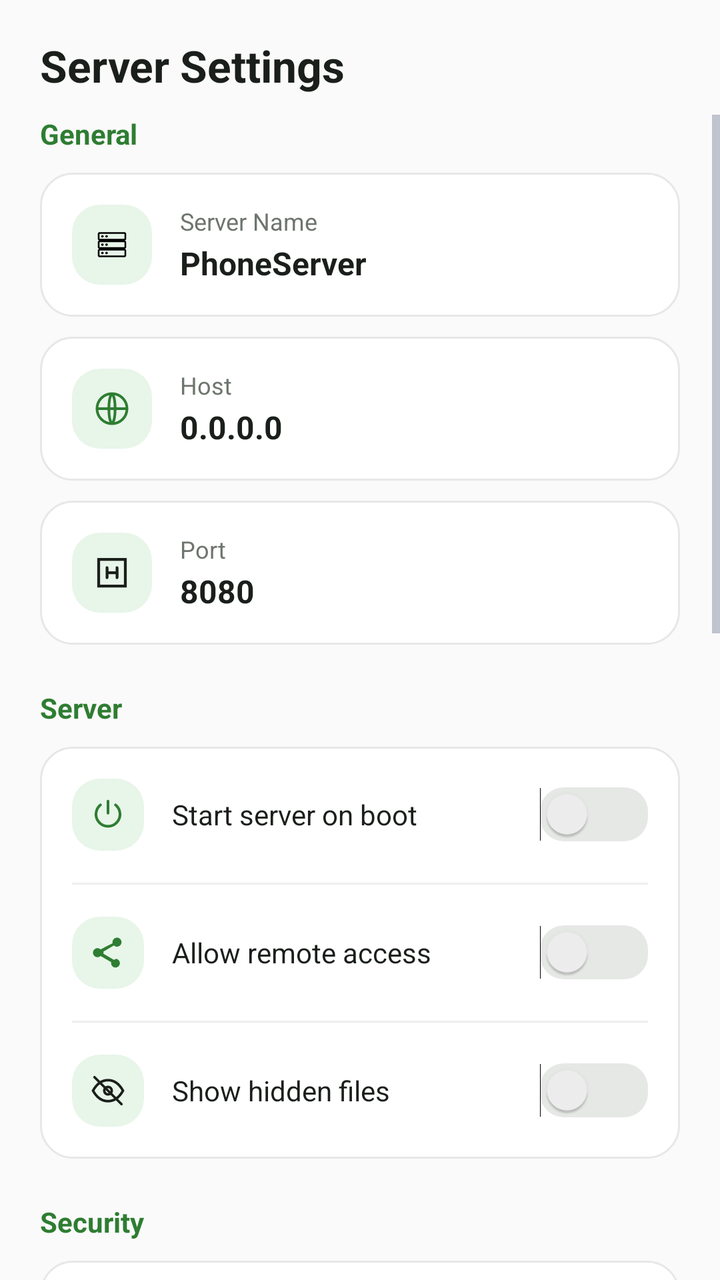
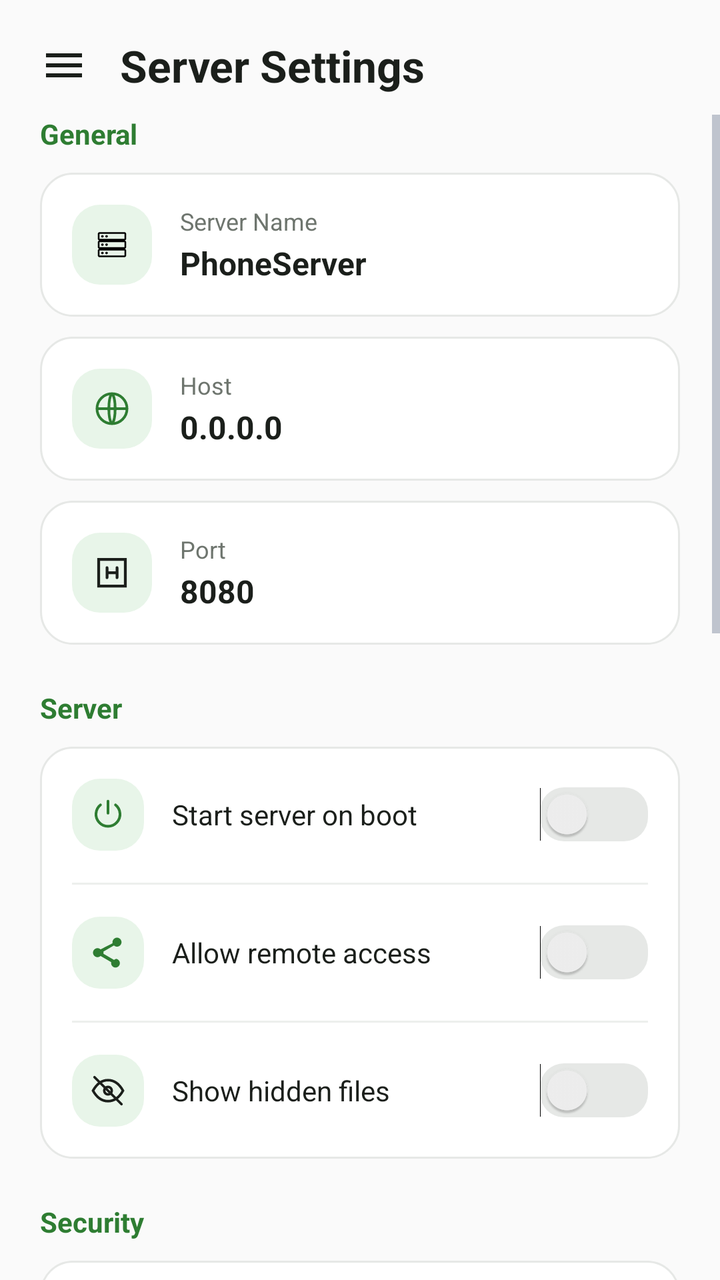

Before-and-after screenshots of an Android layout around one commit, followed by the original layout XML and the change that was made.
<!-- AndroidManifest.xml: application theme Theme.PhoneServer -->
<!-- res/layout/fragment_settings.xml -->
<?xml version="1.0" encoding="utf-8"?>
<LinearLayout xmlns:android="http://schemas.android.com/apk/res/android"
    android:layout_width="match_parent"
    android:layout_height="match_parent"
    android:orientation="vertical"
    android:background="@color/home_bg">

    <TextView
        android:layout_width="wrap_content"
        android:layout_height="wrap_content"
        android:text="Server Settings"
        android:textColor="@color/home_text_primary"
        android:textSize="22sp"
        android:textStyle="bold"
        android:paddingStart="20dp"
        android:paddingEnd="20dp"
        android:paddingTop="18dp"
        android:paddingBottom="10dp" />

    <ScrollView
        android:layout_width="match_parent"
        android:layout_height="0dp"
        android:layout_weight="1"
        android:fillViewport="true">

        <LinearLayout
            android:layout_width="match_parent"
            android:layout_height="wrap_content"
            android:orientation="vertical"
            android:paddingStart="20dp"
            android:paddingEnd="20dp"
            android:paddingBottom="30dp">

            
            <TextView
                android:layout_width="wrap_content"
                android:layout_height="wrap_content"
                android:text="General"
                android:textColor="@color/home_accent"
                android:textSize="14sp"
                android:textStyle="bold"
                android:layout_marginBottom="10dp" />

            <LinearLayout
                android:layout_width="match_parent"
                android:layout_height="wrap_content"
                android:orientation="horizontal"
                android:gravity="center_vertical"
                android:background="@drawable/bg_home_card"
                android:padding="16dp"
                android:layout_marginBottom="10dp">
                <FrameLayout android:layout_width="40dp" android:layout_height="40dp" android:background="@drawable/bg_home_icon_circle">
                    <ImageView android:layout_width="20dp" android:layout_height="20dp" android:layout_gravity="center" android:src="@drawable/ic_server_stack" />
                </FrameLayout>
                <LinearLayout android:layout_width="0dp" android:layout_height="wrap_content" android:layout_weight="1" android:orientation="vertical" android:layout_marginStart="14dp">
                    <TextView android:layout_width="wrap_content" android:layout_height="wrap_content" android:text="Server Name" android:textColor="@color/home_text_secondary" android:textSize="12sp" />
                    <TextView android:id="@+id/server_name_value" android:layout_width="wrap_content" android:layout_height="wrap_content" android:text="PhoneServer" android:textColor="@color/home_text_primary" android:textSize="16sp" android:textStyle="bold" android:layout_marginTop="2dp" />
                </LinearLayout>
            </LinearLayout>

            <LinearLayout
                android:layout_width="match_parent"
                android:layout_height="wrap_content"
                android:orientation="horizontal"
                android:gravity="center_vertical"
                android:background="@drawable/bg_home_card"
                android:padding="16dp"
                android:layout_marginBottom="10dp">
                <FrameLayout android:layout_width="40dp" android:layout_height="40dp" android:background="@drawable/bg_home_icon_circle">
                    <ImageView android:layout_width="20dp" android:layout_height="20dp" android:layout_gravity="center" android:src="@drawable/ic_globe" />
                </FrameLayout>
                <LinearLayout android:layout_width="0dp" android:layout_height="wrap_content" android:layout_weight="1" android:orientation="vertical" android:layout_marginStart="14dp">
                    <TextView android:layout_width="wrap_content" android:layout_height="wrap_content" android:text="Host" android:textColor="@color/home_text_secondary" android:textSize="12sp" />
                    <TextView android:id="@+id/host_value" android:layout_width="wrap_content" android:layout_height="wrap_content" android:text="0.0.0.0" android:textColor="@color/home_text_primary" android:textSize="16sp" android:textStyle="bold" android:layout_marginTop="2dp" />
                </LinearLayout>
            </LinearLayout>

            <LinearLayout
                android:layout_width="match_parent"
                android:layout_height="wrap_content"
                android:orientation="horizontal"
                android:gravity="center_vertical"
                android:background="@drawable/bg_home_card"
                android:padding="16dp"
                android:layout_marginBottom="22dp">
                <FrameLayout android:layout_width="40dp" android:layout_height="40dp" android:background="@drawable/bg_home_icon_circle">
                    <ImageView android:layout_width="20dp" android:layout_height="20dp" android:layout_gravity="center" android:src="@drawable/ic_port" />
                </FrameLayout>
                <LinearLayout android:layout_width="0dp" android:layout_height="wrap_content" android:layout_weight="1" android:orientation="vertical" android:layout_marginStart="14dp">
                    <TextView android:layout_width="wrap_content" android:layout_height="wrap_content" android:text="Port" android:textColor="@color/home_text_secondary" android:textSize="12sp" />
                    <TextView android:id="@+id/port_value" android:layout_width="wrap_content" android:layout_height="wrap_content" android:text="8080" android:textColor="@color/home_text_primary" android:textSize="16sp" android:textStyle="bold" android:layout_marginTop="2dp" />
                </LinearLayout>
            </LinearLayout>

            
            <TextView
                android:layout_width="wrap_content"
                android:layout_height="wrap_content"
                android:text="Server"
                android:textColor="@color/home_accent"
                android:textSize="14sp"
                android:textStyle="bold"
                android:layout_marginBottom="10dp" />

            <LinearLayout
                android:layout_width="match_parent"
                android:layout_height="wrap_content"
                android:orientation="vertical"
                android:background="@drawable/bg_home_card"
                android:layout_marginBottom="22dp">

                <LinearLayout android:layout_width="match_parent" android:layout_height="wrap_content" android:orientation="horizontal" android:gravity="center_vertical" android:padding="16dp">
                    <FrameLayout android:layout_width="36dp" android:layout_height="36dp" android:background="@drawable/bg_home_icon_circle">
                        <ImageView android:layout_width="18dp" android:layout_height="18dp" android:layout_gravity="center" android:src="@drawable/ic_power" />
                    </FrameLayout>
                    <TextView android:layout_width="0dp" android:layout_height="wrap_content" android:layout_weight="1" android:text="Start server on boot" android:textColor="@color/home_text_primary" android:textSize="14sp" android:layout_marginStart="14dp" />
                    <Switch android:id="@+id/switch_start_on_boot" android:layout_width="wrap_content" android:layout_height="wrap_content" android:track="@drawable/switch_track" />
                </LinearLayout>

                <View android:layout_width="match_parent" android:layout_height="1dp" android:background="@color/home_divider" android:layout_marginStart="16dp" android:layout_marginEnd="16dp" />

                <LinearLayout android:layout_width="match_parent" android:layout_height="wrap_content" android:orientation="horizontal" android:gravity="center_vertical" android:padding="16dp">
                    <FrameLayout android:layout_width="36dp" android:layout_height="36dp" android:background="@drawable/bg_home_icon_circle">
                        <ImageView android:layout_width="18dp" android:layout_height="18dp" android:layout_gravity="center" android:src="@drawable/ic_share" />
                    </FrameLayout>
                    <TextView android:layout_width="0dp" android:layout_height="wrap_content" android:layout_weight="1" android:text="Allow remote access" android:textColor="@color/home_text_primary" android:textSize="14sp" android:layout_marginStart="14dp" />
                    <Switch android:id="@+id/switch_remote_access" android:layout_width="wrap_content" android:layout_height="wrap_content" android:track="@drawable/switch_track" />
                </LinearLayout>

                <View android:layout_width="match_parent" android:layout_height="1dp" android:background="@color/home_divider" android:layout_marginStart="16dp" android:layout_marginEnd="16dp" />

                <LinearLayout android:layout_width="match_parent" android:layout_height="wrap_content" android:orientation="horizontal" android:gravity="center_vertical" android:padding="16dp">
                    <FrameLayout android:layout_width="36dp" android:layout_height="36dp" android:background="@drawable/bg_home_icon_circle">
                        <ImageView android:layout_width="18dp" android:layout_height="18dp" android:layout_gravity="center" android:src="@drawable/ic_eye_off" />
                    </FrameLayout>
                    <TextView android:layout_width="0dp" android:layout_height="wrap_content" android:layout_weight="1" android:text="Show hidden files" android:textColor="@color/home_text_primary" android:textSize="14sp" android:layout_marginStart="14dp" />
                    <Switch android:id="@+id/switch_hidden_files" android:layout_width="wrap_content" android:layout_height="wrap_content" android:track="@drawable/switch_track" />
                </LinearLayout>
            </LinearLayout>

            
            <TextView
                android:layout_width="wrap_content"
                android:layout_height="wrap_content"
                android:text="Security"
                android:textColor="@color/home_accent"
                android:textSize="14sp"
                android:textStyle="bold"
                android:layout_marginBottom="10dp" />

            <LinearLayout
                android:layout_width="match_parent"
                android:layout_height="wrap_content"
                android:orientation="vertical"
                android:background="@drawable/bg_home_card"
                android:layout_marginBottom="22dp">

                <LinearLayout android:id="@+id/row_authentication" android:layout_width="match_parent" android:layout_height="wrap_content" android:orientation="horizontal" android:gravity="center_vertical" android:padding="16dp">
                    <FrameLayout android:layout_width="36dp" android:layout_height="36dp" android:background="@drawable/bg_home_icon_circle">
                        <ImageView android:layout_width="18dp" android:layout_height="18dp" android:layout_gravity="center" android:src="@drawable/ic_shield" />
                    </FrameLayout>
                    <LinearLayout android:layout_width="0dp" android:layout_height="wrap_content" android:layout_weight="1" android:orientation="vertical" android:layout_marginStart="14dp">
                        <TextView android:layout_width="wrap_content" android:layout_height="wrap_content" android:text="Authentication" android:textColor="@color/home_text_primary" android:textSize="15sp" android:textStyle="bold" />
                        <TextView android:id="@+id/auth_subtitle" android:layout_width="wrap_content" android:layout_height="wrap_content" android:text="No password set" android:textColor="@color/home_text_secondary" android:textSize="12sp" android:layout_marginTop="1dp" />
                    </LinearLayout>
                    <ImageView android:layout_width="20dp" android:layout_height="20dp" android:src="@drawable/ic_chevron_right" />
                </LinearLayout>

                <View android:layout_width="match_parent" android:layout_height="1dp" android:background="@color/home_divider" android:layout_marginStart="16dp" android:layout_marginEnd="16dp" />

                <LinearLayout android:id="@+id/row_edit_accounts" android:layout_width="match_parent" android:layout_height="wrap_content" android:orientation="horizontal" android:gravity="center_vertical" android:padding="16dp">
                    <FrameLayout android:layout_width="36dp" android:layout_height="36dp" android:background="@drawable/bg_home_icon_circle">
                        <ImageView android:layout_width="18dp" android:layout_height="18dp" android:layout_gravity="center" android:src="@drawable/ic_person" />
                    </FrameLayout>
                    <LinearLayout android:layout_width="0dp" android:layout_height="wrap_content" android:layout_weight="1" android:orientation="vertical" android:layout_marginStart="14dp">
                        <TextView android:layout_width="wrap_content" android:layout_height="wrap_content" android:text="Edit accounts" android:textColor="@color/home_text_primary" android:textSize="15sp" android:textStyle="bold" />
                        <TextView android:layout_width="wrap_content" android:layout_height="wrap_content" android:text="This device supports one shared account" android:textColor="@color/home_text_secondary" android:textSize="12sp" android:layout_marginTop="1dp" />
                    </LinearLayout>
                    <ImageView android:layout_width="20dp" android:layout_height="20dp" android:src="@drawable/ic_chevron_right" />
                </LinearLayout>
            </LinearLayout>

            
            <TextView
                android:layout_width="wrap_content"
                android:layout_height="wrap_content"
                android:text="Permissions"
                android:textColor="@color/home_accent"
                android:textSize="14sp"
                android:textStyle="bold"
                android:layout_marginBottom="10dp" />

            <LinearLayout
                android:layout_width="match_parent"
                android:layout_height="wrap_content"
                android:orientation="vertical"
                android:background="@drawable/bg_home_card"
                android:layout_marginBottom="22dp">

                <LinearLayout android:id="@+id/row_storage_permission" android:layout_width="match_parent" android:layout_height="wrap_content" android:orientation="horizontal" android:gravity="center_vertical" android:padding="16dp">
                    <FrameLayout android:layout_width="36dp" android:layout_height="36dp" android:background="@drawable/bg_home_icon_circle">
                        <ImageView android:layout_width="18dp" android:layout_height="18dp" android:layout_gravity="center" android:src="@drawable/ic_folder" />
                    </FrameLayout>
                    <LinearLayout android:layout_width="0dp" android:layout_height="wrap_content" android:layout_weight="1" android:orientation="vertical" android:layout_marginStart="14dp">
                        <TextView android:layout_width="wrap_content" android:layout_height="wrap_content" android:text="Storage Access" android:textColor="@color/home_text_primary" android:textSize="15sp" android:textStyle="bold" />
                        <TextView android:layout_width="wrap_content" android:layout_height="wrap_content" android:text="Read, write and delete files" android:textColor="@color/home_text_secondary" android:textSize="12sp" android:layout_marginTop="1dp" />
                    </LinearLayout>
                    <ImageView android:id="@+id/storage_status_icon" android:layout_width="22dp" android:layout_height="22dp" android:src="@drawable/ic_minus_circle" />
                </LinearLayout>

                <View android:layout_width="match_parent" android:layout_height="1dp" android:background="@color/home_divider" android:layout_marginStart="16dp" android:layout_marginEnd="16dp" />

                <LinearLayout android:layout_width="match_parent" android:layout_height="wrap_content" android:orientation="horizontal" android:gravity="center_vertical" android:padding="16dp">
                    <FrameLayout android:layout_width="36dp" android:layout_height="36dp" android:background="@drawable/bg_home_icon_circle">
                        <ImageView android:layout_width="18dp" android:layout_height="18dp" android:layout_gravity="center" android:src="@drawable/ic_wifi" />
                    </FrameLayout>
                    <LinearLayout android:layout_width="0dp" android:layout_height="wrap_content" android:layout_weight="1" android:orientation="vertical" android:layout_marginStart="14dp">
                        <TextView android:layout_width="wrap_content" android:layout_height="wrap_content" android:text="Network Access" android:textColor="@color/home_text_primary" android:textSize="15sp" android:textStyle="bold" />
                        <TextView android:layout_width="wrap_content" android:layout_height="wrap_content" android:text="Allow incoming and outgoing connections" android:textColor="@color/home_text_secondary" android:textSize="12sp" android:layout_marginTop="1dp" />
                    </LinearLayout>
                    <ImageView android:layout_width="22dp" android:layout_height="22dp" android:src="@drawable/ic_check_circle" />
                </LinearLayout>

                <View android:layout_width="match_parent" android:layout_height="1dp" android:background="@color/home_divider" android:layout_marginStart="16dp" android:layout_marginEnd="16dp" />

                <LinearLayout android:layout_width="match_parent" android:layout_height="wrap_content" android:orientation="horizontal" android:gravity="center_vertical" android:padding="16dp">
                    <FrameLayout android:layout_width="36dp" android:layout_height="36dp" android:background="@drawable/bg_home_icon_circle">
                        <ImageView android:layout_width="18dp" android:layout_height="18dp" android:layout_gravity="center" android:src="@drawable/ic_power" />
                    </FrameLayout>
                    <LinearLayout android:layout_width="0dp" android:layout_height="wrap_content" android:layout_weight="1" android:orientation="vertical" android:layout_marginStart="14dp">
                        <TextView android:layout_width="wrap_content" android:layout_height="wrap_content" android:text="Start on Boot" android:textColor="@color/home_text_primary" android:textSize="15sp" android:textStyle="bold" />
                        <TextView android:layout_width="wrap_content" android:layout_height="wrap_content" android:text="Run server automatically on device boot" android:textColor="@color/home_text_secondary" android:textSize="12sp" android:layout_marginTop="1dp" />
                    </LinearLayout>
                    <ImageView android:id="@+id/boot_status_icon" android:layout_width="22dp" android:layout_height="22dp" android:src="@drawable/ic_minus_circle" />
                </LinearLayout>

                <View android:layout_width="match_parent" android:layout_height="1dp" android:background="@color/home_divider" android:layout_marginStart="16dp" android:layout_marginEnd="16dp" />

                <LinearLayout android:id="@+id/row_notification_permission" android:layout_width="match_parent" android:layout_height="wrap_content" android:orientation="horizontal" android:gravity="center_vertical" android:padding="16dp">
                    <FrameLayout android:layout_width="36dp" android:layout_height="36dp" android:background="@drawable/bg_home_icon_circle">
                        <ImageView android:layout_width="18dp" android:layout_height="18dp" android:layout_gravity="center" android:src="@drawable/ic_bell" />
                    </FrameLayout>
                    <LinearLayout android:layout_width="0dp" android:layout_height="wrap_content" android:layout_weight="1" android:orientation="vertical" android:layout_marginStart="14dp">
                        <TextView android:layout_width="wrap_content" android:layout_height="wrap_content" android:text="Notifications" android:textColor="@color/home_text_primary" android:textSize="15sp" android:textStyle="bold" />
                        <TextView android:layout_width="wrap_content" android:layout_height="wrap_content" android:text="Show server status in notification" android:textColor="@color/home_text_secondary" android:textSize="12sp" android:layout_marginTop="1dp" />
                    </LinearLayout>
                    <ImageView android:id="@+id/notification_status_icon" android:layout_width="22dp" android:layout_height="22dp" android:src="@drawable/ic_minus_circle" />
                </LinearLayout>

                <View android:layout_width="match_parent" android:layout_height="1dp" android:background="@color/home_divider" android:layout_marginStart="16dp" android:layout_marginEnd="16dp" />

                <LinearLayout android:id="@+id/row_device_admin" android:layout_width="match_parent" android:layout_height="wrap_content" android:orientation="horizontal" android:gravity="center_vertical" android:padding="16dp">
                    <FrameLayout android:layout_width="36dp" android:layout_height="36dp" android:background="@drawable/bg_home_icon_circle">
                        <ImageView android:layout_width="18dp" android:layout_height="18dp" android:layout_gravity="center" android:src="@drawable/ic_device_admin" />
                    </FrameLayout>
                    <LinearLayout android:layout_width="0dp" android:layout_height="wrap_content" android:layout_weight="1" android:orientation="vertical" android:layout_marginStart="14dp">
                        <TextView android:layout_width="wrap_content" android:layout_height="wrap_content" android:text="Device Admin" android:textColor="@color/home_text_primary" android:textSize="15sp" android:textStyle="bold" />
                        <TextView android:layout_width="wrap_content" android:layout_height="wrap_content" android:text="Not used - PhoneServer doesn't need it" android:textColor="@color/home_text_secondary" android:textSize="12sp" android:layout_marginTop="1dp" />
                    </LinearLayout>
                    <ImageView android:layout_width="22dp" android:layout_height="22dp" android:src="@drawable/ic_minus_circle" />
                </LinearLayout>
            </LinearLayout>

            
            <TextView
                android:layout_width="wrap_content"
                android:layout_height="wrap_content"
                android:text="Advanced"
                android:textColor="@color/home_accent"
                android:textSize="14sp"
                android:textStyle="bold"
                android:layout_marginBottom="10dp" />

            <LinearLayout
                android:layout_width="match_parent"
                android:layout_height="wrap_content"
                android:orientation="vertical"
                android:background="@drawable/bg_home_card">

                <LinearLayout android:id="@+id/row_advanced_settings" android:layout_width="match_parent" android:layout_height="wrap_content" android:orientation="horizontal" android:gravity="center_vertical" android:padding="16dp">
                    <FrameLayout android:layout_width="36dp" android:layout_height="36dp" android:background="@drawable/bg_home_icon_circle">
                        <ImageView android:layout_width="18dp" android:layout_height="18dp" android:layout_gravity="center" android:src="@drawable/ic_settings_gear" />
                    </FrameLayout>
                    <LinearLayout android:layout_width="0dp" android:layout_height="wrap_content" android:layout_weight="1" android:orientation="vertical" android:layout_marginStart="14dp">
                        <TextView android:layout_width="wrap_content" android:layout_height="wrap_content" android:text="Advanced Settings" android:textColor="@color/home_text_primary" android:textSize="15sp" android:textStyle="bold" />
                        <TextView android:layout_width="wrap_content" android:layout_height="wrap_content" android:text="Clear cache and reset custom API endpoints" android:textColor="@color/home_text_secondary" android:textSize="12sp" android:layout_marginTop="1dp" />
                    </LinearLayout>
                    <ImageView android:layout_width="20dp" android:layout_height="20dp" android:src="@drawable/ic_chevron_right" />
                </LinearLayout>
            </LinearLayout>

        </LinearLayout>
    </ScrollView>

</LinearLayout>
<!-- resources referenced by this layout -->
<resources>
  <color name="home_accent">#2E7D32</color>
  <color name="home_bg">#FAFAFA</color>
  <color name="home_divider">#EDEFED</color>
  <color name="home_text_primary">#1B1F1B</color>
  <color name="home_text_secondary">#6E756E</color>
  <!-- drawable bg_home_card (drawable) -->
  <shape xmlns:android="http://schemas.android.com/apk/res/android">
      <solid android:color="@color/home_surface" />
      <corners android:radius="16dp" />
      <stroke android:width="1dp" android:color="@color/home_border" />
  </shape>
  <!-- drawable bg_home_icon_circle (drawable) -->
  <shape xmlns:android="http://schemas.android.com/apk/res/android">
      <solid android:color="@color/home_accent_light" />
      <corners android:radius="14dp" />
  </shape>
  <!-- drawable ic_check_circle (drawable) -->
  <vector xmlns:android="http://schemas.android.com/apk/res/android"
      android:width="22dp" android:height="22dp" android:viewportWidth="24" android:viewportHeight="24">
      <path android:fillColor="#2E7D32" android:pathData="M12,2a10,10 0,1 0,0 20,10 10,0 0,0 0,-20z"/>
      <path android:fillColor="#00000000" android:strokeColor="#FFFFFF" android:strokeWidth="2" android:strokeLineCap="round" android:strokeLineJoin="round"
          android:pathData="M7,12.5l3,3 7,-7"/>
  </vector>
  <!-- drawable ic_chevron_right (drawable) -->
  <vector xmlns:android="http://schemas.android.com/apk/res/android"
      android:width="24dp" android:height="24dp" android:viewportWidth="24" android:viewportHeight="24">
      <path android:fillColor="#00000000" android:strokeColor="#2E7D32" android:strokeWidth="2"
          android:pathData="M9,5l7,7 -7,7"/>
  </vector>
  <!-- drawable ic_folder (drawable) -->
  <vector xmlns:android="http://schemas.android.com/apk/res/android"
      android:width="24dp" android:height="24dp" android:viewportWidth="24" android:viewportHeight="24">
      <path android:fillColor="#2E7D32" android:pathData="M3,5a1,1 0,0 1,1 -1h5l2,2h9a1,1 0,0 1,1 1v11a1,1 0,0 1,-1 1H4a1,1 0,0 1,-1 -1z"/>
  </vector>
  <!-- drawable ic_port (drawable) -->
  <vector xmlns:android="http://schemas.android.com/apk/res/android"
      android:width="20dp" android:height="20dp" android:viewportWidth="24" android:viewportHeight="24">
      <path android:fillColor="#00000000" android:strokeColor="#1B1F1B" android:strokeWidth="1.7"
          android:pathData="M4,4h16v16H4z"/>
      <path android:fillColor="#00000000" android:strokeColor="#1B1F1B" android:strokeWidth="1.7" android:strokeLineCap="round"
          android:pathData="M9,9v6M15,9v6M9,12h6"/>
  </vector>
  <!-- drawable ic_shield (drawable) -->
  <vector xmlns:android="http://schemas.android.com/apk/res/android"
      android:width="20dp" android:height="20dp" android:viewportWidth="24" android:viewportHeight="24">
      <path android:fillColor="#1B1F1B" android:pathData="M12,2l8,3.5v5.2c0,5.1 -3.4,9.7 -8,11.3 -4.6,-1.6 -8,-6.2 -8,-11.3V5.5z"/>
  </vector>
  <!-- drawable switch_track (drawable) -->
  <selector xmlns:android="http://schemas.android.com/apk/res/android">
      <item android:state_checked="true">
          <shape>
              <solid android:color="@color/home_accent" />
              <corners android:radius="12dp" />
          </shape>
      </item>
      <item>
          <shape>
              <solid android:color="@color/home_border" />
              <corners android:radius="12dp" />
          </shape>
      </item>
  </selector>
  <color name="home_surface">#FFFFFF</color>
  <color name="home_border">#E6E8E6</color>
  <color name="home_accent_light">#E8F5E9</color>
  <color name="bg_dark">#0D0F14</color>
  <color name="text_primary">#F2F4F8</color>
  <color name="text_secondary">#8A93A6</color>
  <color name="accent">#2979FF</color>
  <!-- unchanged entries left out for length: 12 -->
</resources>

<!-- the commit's change to res/layout/fragment_settings.xml (unified diff, before → after) -->
@@ -5,17 +5,31 @@
     android:orientation="vertical"
     android:background="@color/home_bg">
 
-    <TextView
-        android:layout_width="wrap_content"
+    <LinearLayout
+        android:layout_width="match_parent"
         android:layout_height="wrap_content"
-        android:text="Server Settings"
-        android:textColor="@color/home_text_primary"
-        android:textSize="22sp"
-        android:textStyle="bold"
+        android:orientation="horizontal"
+        android:gravity="center_vertical"
         android:paddingStart="20dp"
         android:paddingEnd="20dp"
         android:paddingTop="18dp"
-        android:paddingBottom="10dp" />
+        android:paddingBottom="10dp">
+
+        <ImageView
+            android:id="@+id/menu_button"
+            android:layout_width="24dp"
+            android:layout_height="24dp"
+            android:src="@drawable/ic_menu" />
+
+        <TextView
+            android:layout_width="wrap_content"
+            android:layout_height="wrap_content"
+            android:layout_marginStart="16dp"
+            android:text="Server Settings"
+            android:textColor="@color/home_text_primary"
+            android:textSize="22sp"
+            android:textStyle="bold" />
+    </LinearLayout>
 
     <ScrollView
         android:layout_width="match_parent"
<!-- resource entries referenced after the edit -->
@@ -33,6 +33,11 @@
   <vector xmlns:android="http://schemas.android.com/apk/res/android"
       android:width="24dp" android:height="24dp" android:viewportWidth="24" android:viewportHeight="24">
       <path android:fillColor="#2E7D32" android:pathData="M3,5a1,1 0,0 1,1 -1h5l2,2h9a1,1 0,0 1,1 1v11a1,1 0,0 1,-1 1H4a1,1 0,0 1,-1 -1z"/>
+  </vector>
+  <!-- drawable ic_menu (drawable) -->
+  <vector xmlns:android="http://schemas.android.com/apk/res/android"
+      android:width="24dp" android:height="24dp" android:viewportWidth="24" android:viewportHeight="24">
+      <path android:fillColor="#1B1F1B" android:pathData="M3,6h18v2H3zM3,11h18v2H3zM3,16h18v2H3z"/>
   </vector>
   <!-- drawable ic_port (drawable) -->
   <vector xmlns:android="http://schemas.android.com/apk/res/android"
